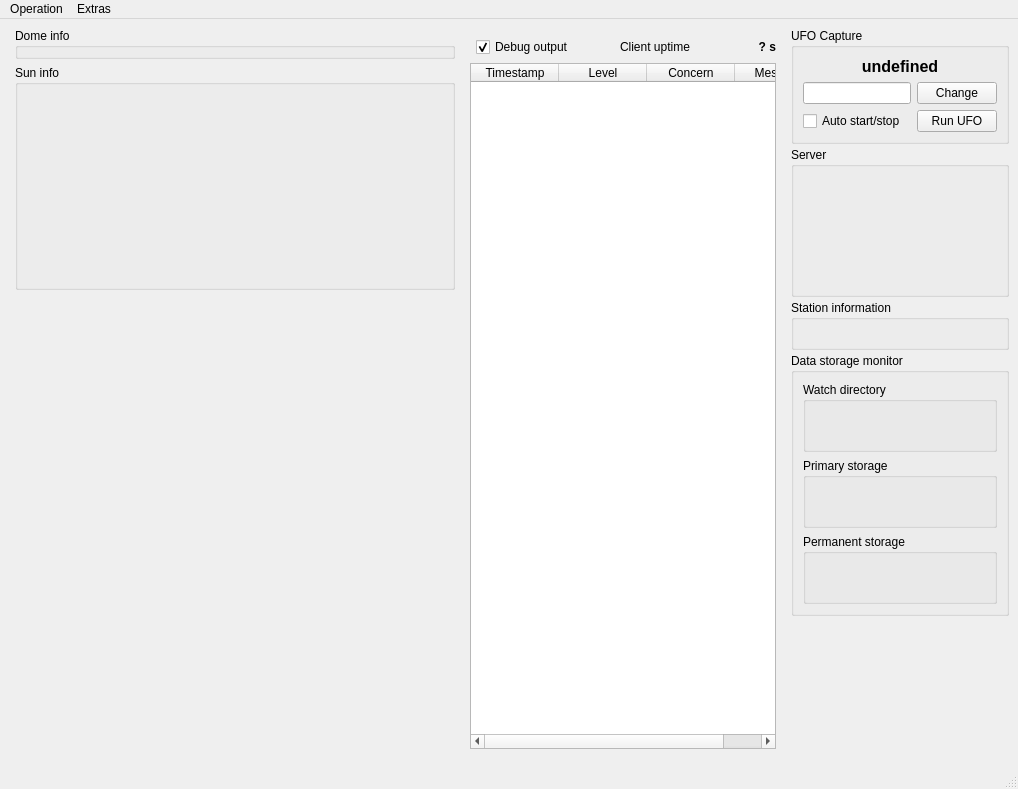
Before: the Qt Designer form mainwindow.ui in AMOS-uniba/amos-client, drawn with Qt 5.
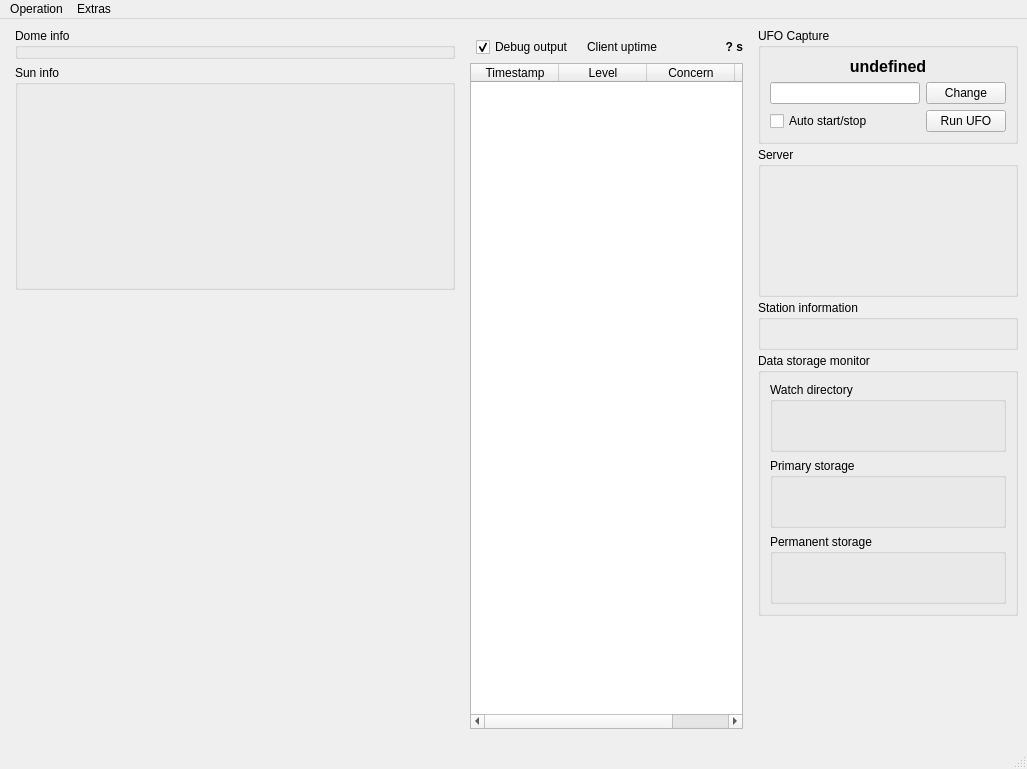
After: the same form once the commit is applied. Icons and pictures are not drawn. Custom widgets are drawn as their Qt base class.

Patch:
```diff
--- a/mainwindow.ui
+++ b/mainwindow.ui
@@ -6,8 +6,8 @@
    <rect>
     <x>0</x>
     <y>0</y>
-    <width>1018</width>
-    <height>789</height>
+    <width>1021</width>
+    <height>769</height>
    </rect>
   </property>
   <property name="windowTitle">
@@ -304,6 +304,12 @@
            <verstretch>0</verstretch>
           </sizepolicy>
          </property>
+         <property name="minimumSize">
+          <size>
+           <width>260</width>
+           <height>0</height>
+          </size>
+         </property>
          <property name="title">
           <string>UFO Capture</string>
          </property>
@@ -374,7 +380,7 @@
          </property>
          <property name="minimumSize">
           <size>
-           <width>0</width>
+           <width>260</width>
            <height>150</height>
           </size>
          </property>
@@ -387,7 +393,7 @@
         <widget class="QStation" name="station">
          <property name="minimumSize">
           <size>
-           <width>0</width>
+           <width>260</width>
            <height>50</height>
           </size>
          </property>
@@ -405,6 +411,12 @@
            <verstretch>0</verstretch>
           </sizepolicy>
          </property>
+         <property name="minimumSize">
+          <size>
+           <width>260</width>
+           <height>0</height>
+          </size>
+         </property>
          <property name="title">
           <string>Data storage monitor</string>
          </property>
@@ -480,7 +492,7 @@
     <rect>
      <x>0</x>
      <y>0</y>
-     <width>1018</width>
+     <width>1021</width>
      <height>21</height>
     </rect>
    </property>
@@ -607,6 +619,12 @@
    <header>widgets/qstation.h</header>
    <container>1</container>
   </customwidget>
+  <customwidget>
+   <class>QUfoManager</class>
+   <extends>QGroupBox</extends>
+   <header>widgets/qufomanager.h</header>
+   <container>1</container>
+  </customwidget>
  </customwidgets>
  <tabstops>
   <tabstop>le_ufo_path</tabstop>
```
Left out of the diff: 2 changed lines with no effect on the pictures.
